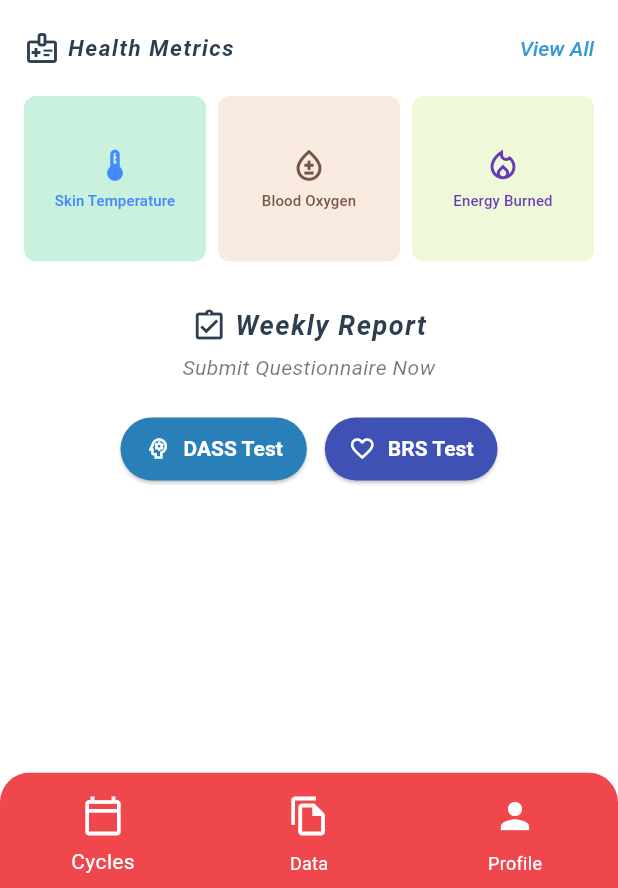
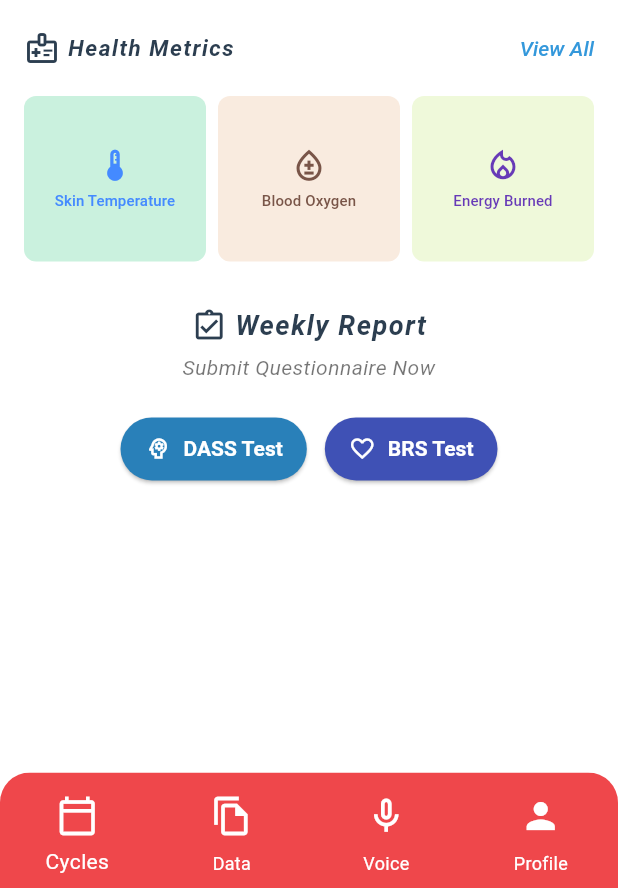
Before and after one commit to teodorajeremic/flutter-app, a Flutter app: the HomeScreen screen opened directly, on a phone screen of 412 x 824 dp, the part 348-1236 px from its top. Run offline on Flutter 3.47's test engine with Material 3 defaults, Android fonts, the phone set to English and light mode, and no system bars; our stand-ins replace csv, device_info_plus, file_picker, firebase_auth, firebase_core, google_fonts and 3 more; accounts and stored records are empty; network calls fail.

Commit message:
New page - VoiceInputs.dart
Dodata je nova stranica za voice inputs, gde se uploaduje 5 audio fajlova, koji treba da se salju bekendu i da on vrati rezultat

```diff
--- a/lib/Home.dart
+++ b/lib/Home.dart
@@ -12,6 +12,7 @@ import 'History/AverageHeartRate.dart';
 import 'DataFile.dart';
 import 'package:google_fonts/google_fonts.dart';
 import 'Profile.dart';
+import 'VoiceInputs.dart';
 
 void main() {
   runApp(
@@ -78,26 +79,41 @@ class _HomeScreenState extends State<HomeScreen> {
     });
   }
 
+  // void _onNavTapped(int index) {
+  //   setState(() {
+  //     _selectedIndex = index;
+  //   });
+  //
+  //   if (index == 0) {
+  //     Navigator.push(
+  //       context,
+  //       MaterialPageRoute(builder: (_) => const FilterByDate()),
+  //     );
+  //   } else if (index == 1) {
+  //     Navigator.push(
+  //       context,
+  //       MaterialPageRoute(builder: (_) => const UploadCSVPage()),
+  //     );
+  //   } else if (index == 2) {
+  //     Navigator.push(
+  //       context,
+  //       MaterialPageRoute(builder: (_) => const ProfilePage()),
+  //     );
+  //   }
+  // }
   void _onNavTapped(int index) {
     setState(() {
       _selectedIndex = index;
     });
 
     if (index == 0) {
-      Navigator.push(
-        context,
-        MaterialPageRoute(builder: (_) => const FilterByDate()),
-      );
+      Navigator.push(context, MaterialPageRoute(builder: (_) => const FilterByDate()));
     } else if (index == 1) {
-      Navigator.push(
-        context,
-        MaterialPageRoute(builder: (_) => const UploadCSVPage()),
-      );
+      Navigator.push(context, MaterialPageRoute(builder: (_) => const UploadCSVPage()));
     } else if (index == 2) {
-      Navigator.push(
-        context,
-        MaterialPageRoute(builder: (_) => const ProfilePage()),
-      );
+      Navigator.push(context, MaterialPageRoute(builder: (_) => const UploadVoiceInputsPage()));
+    } else if (index == 3) {
+      Navigator.push(context, MaterialPageRoute(builder: (_) => const ProfilePage()));
     }
   }
 
@@ -411,57 +427,53 @@ class _HomeScreenState extends State<HomeScreen> {
         ),
       ),
       bottomNavigationBar: Container(
-        decoration: BoxDecoration(
-          // color: Colors.white, // background color of the whole bar
+        decoration: const BoxDecoration(
           borderRadius: BorderRadius.only(
             topLeft: Radius.circular(20),
             topRight: Radius.circular(20),
           ),
         ),
         child: ClipRRect(
-          borderRadius: BorderRadius.only(
+          borderRadius: const BorderRadius.only(
             topLeft: Radius.circular(20),
             topRight: Radius.circular(20),
           ),
           child: BottomNavigationBar(
             currentIndex: _selectedIndex,
             onTap: _onNavTapped,
-            backgroundColor: Color(
-              // teodora
-              0xFFEF474B,
-              //0xFF54b574,
-            ), // keep consistent with container
+            backgroundColor: const Color(0xFFEF474B),
             elevation: 0,
             type: BottomNavigationBarType.fixed,
-            selectedItemColor: Colors.white, // green for selected
-            unselectedItemColor: Colors.white, // grey for unselected
+            selectedItemColor: Colors.white,
+            unselectedItemColor: Colors.white,
             iconSize: 28,
-            selectedLabelStyle: TextStyle(
-              fontSize: 14,
-              height: 1.5,
-            ),
-            unselectedLabelStyle: TextStyle(fontSize: 12, height: 1.5),
-            items: [
+            selectedLabelStyle: const TextStyle(fontSize: 14, height: 1.5),
+            unselectedLabelStyle: const TextStyle(fontSize: 12, height: 1.5),
+            items: const [
               BottomNavigationBarItem(
                 icon: Padding(
-                  padding: const EdgeInsets.only(
-                    top: 8.0,
-                    bottom: 6.0,
-                  ), // vertical padding on icon
+                  padding: EdgeInsets.only(top: 8.0, bottom: 6.0),
                   child: Icon(Icons.calendar_today_outlined),
                 ),
                 label: 'Cycles',
               ),
               BottomNavigationBarItem(
                 icon: Padding(
-                  padding: const EdgeInsets.only(top: 8.0, bottom: 6.0),
+                  padding: EdgeInsets.only(top: 8.0, bottom: 6.0),
                   child: Icon(Icons.file_copy_outlined),
                 ),
                 label: 'Data',
               ),
               BottomNavigationBarItem(
                 icon: Padding(
-                  padding: const EdgeInsets.only(top: 8.0, bottom: 6.0),
+                  padding: EdgeInsets.only(top: 8.0, bottom: 6.0),
+                  child: Icon(Icons.mic_none_outlined),
+                ),
+                label: 'Voice',
+              ),
+              BottomNavigationBarItem(
+                icon: Padding(
+                  padding: EdgeInsets.only(top: 8.0, bottom: 6.0),
                   child: Icon(Icons.person),
                 ),
                 label: 'Profile',
```
Also changed, not shown: lib/VoiceInputs.dart (added, +177 -0 lines).
